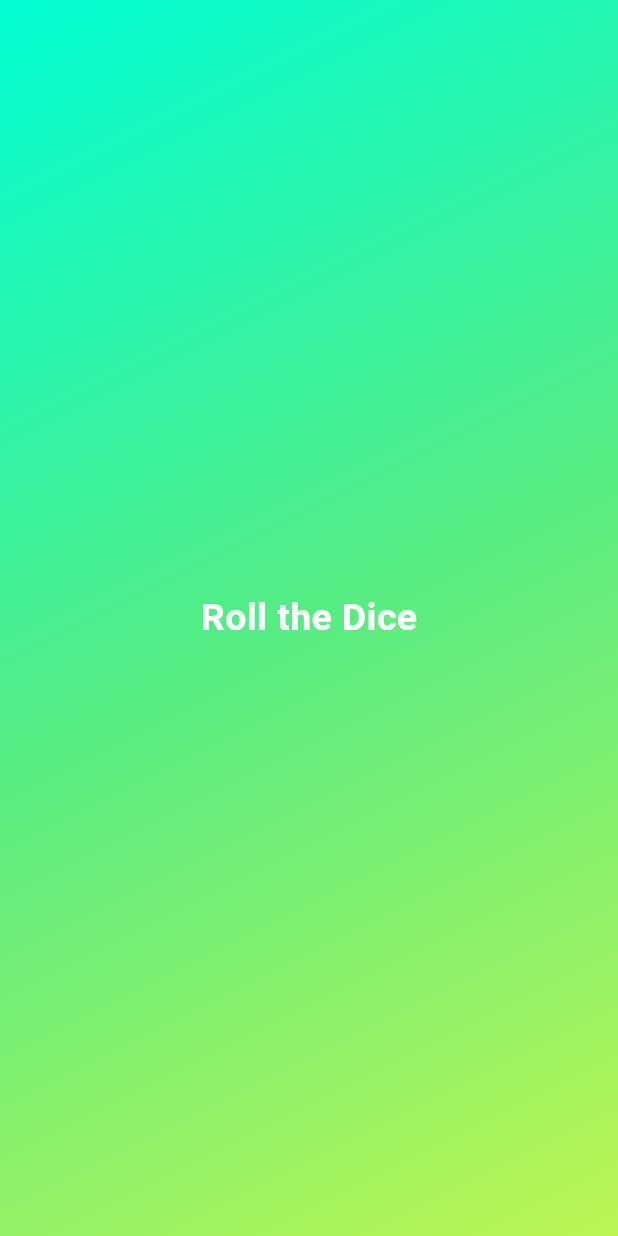
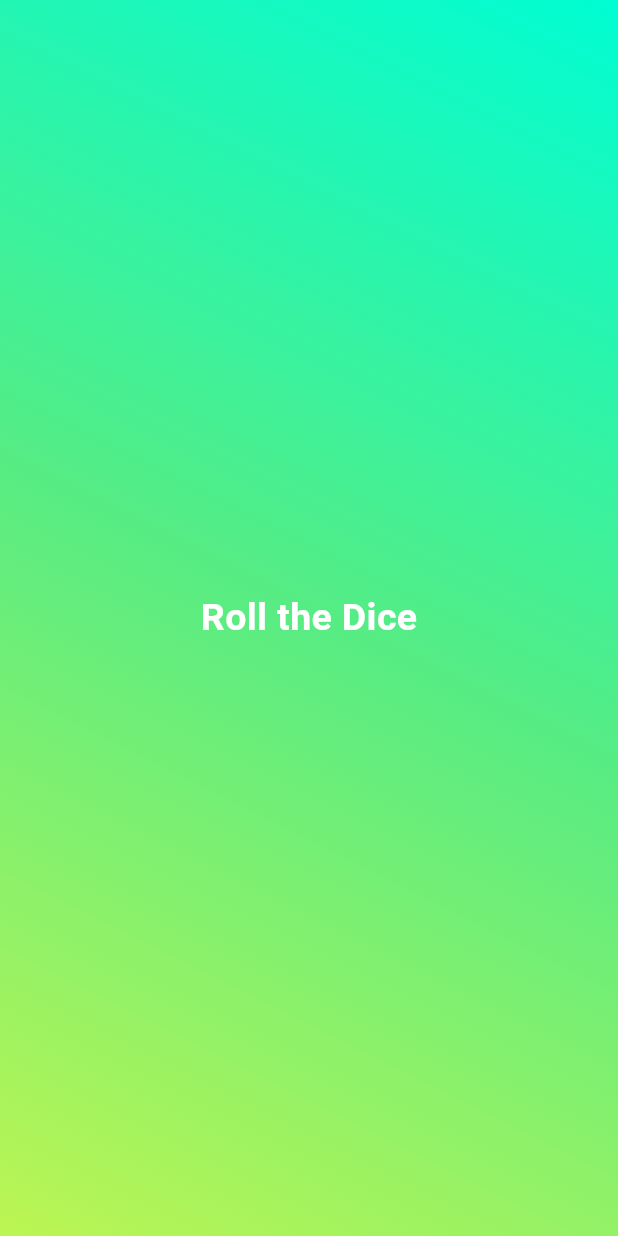
Before and after one commit to BriceTheRice2004/Dice_Roll, a Flutter app: the screen it shows after launch, on a phone screen of 412 x 824 dp. Run offline on Flutter 3.47's test engine with Material 3 defaults, Android fonts, the phone set to English and light mode, and no system bars; Roboto replaces fonts that are missing (Davish).

Commit message:
Used variables in gradient class
var

```diff
--- a/dice_roll/lib/app_gradient_container.dart
+++ b/dice_roll/lib/app_gradient_container.dart
@@ -1,5 +1,8 @@
 import 'package:flutter/material.dart';
 import 'package:dice_roll/app_text.dart';
+
+const startAlignment = Alignment.topRight;
+const endAlignment = Alignment.bottomLeft;
 
 //Like creating classes
 class AppGradientContainer extends StatelessWidget {
@@ -15,7 +18,7 @@ class AppGradientContainer extends StatelessWidget {
           Color.fromARGB(255, 0, 253, 211),
           Color.fromARGB(255, 87, 236, 131),
           Color.fromARGB(255, 188, 245, 82)
-        ], begin: Alignment.topLeft, end: Alignment.bottomRight),
+        ], begin: startAlignment, end: endAlignment),
       ),
       child: const Center(
         child: AppText(),
```
